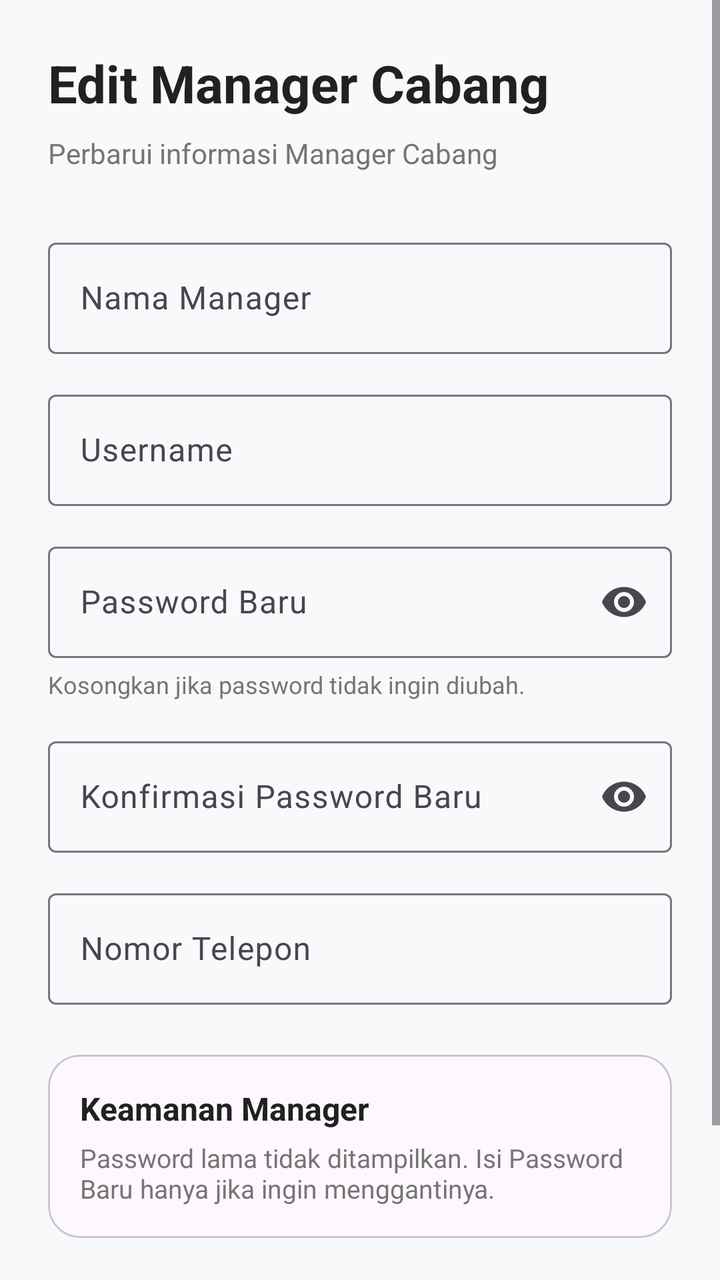
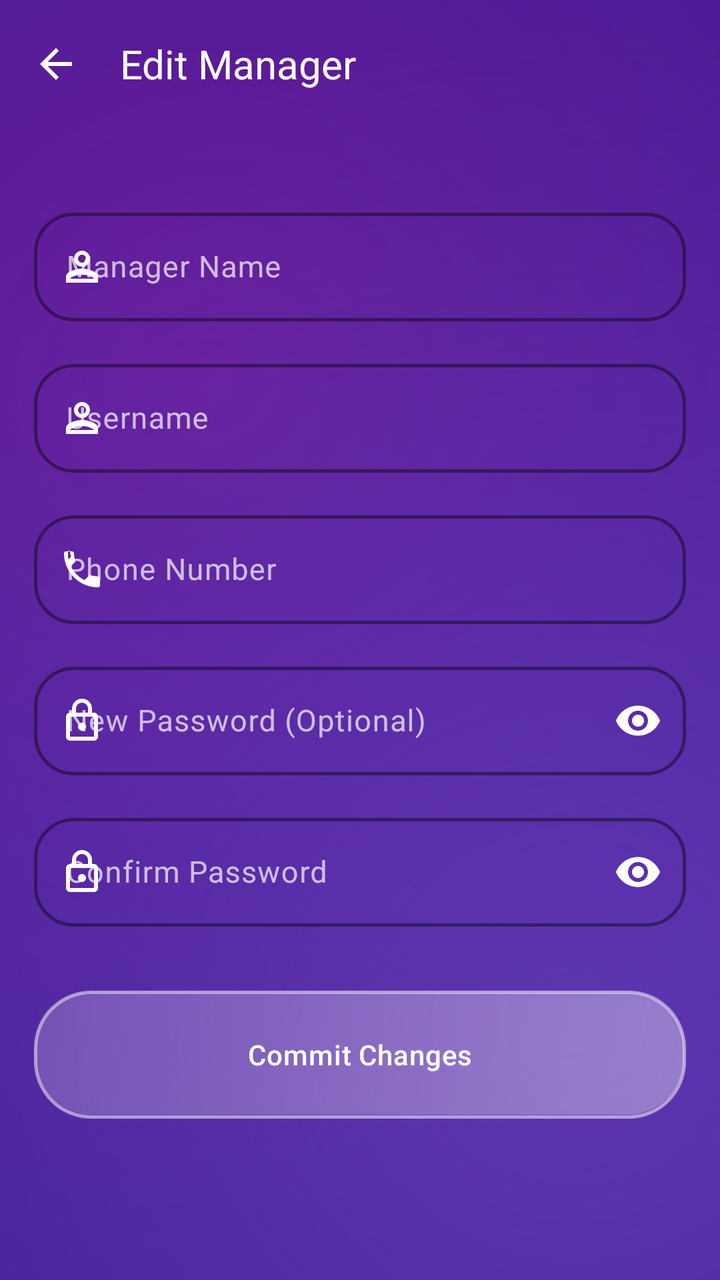

Compare the two renders of this Android layout. The source of the first and the diff that turns it into the second are given below.
<!-- AndroidManifest.xml: application theme Theme.KasirAPP -->
<!-- res/layout/activity_edit_manager.xml -->
<?xml version="1.0" encoding="utf-8"?>
<ScrollView
    xmlns:android="http://schemas.android.com/apk/res/android"
    xmlns:app="http://schemas.android.com/apk/res-auto"
    android:layout_width="match_parent"
    android:layout_height="match_parent"
    android:background="@color/background">

    <LinearLayout
        android:layout_width="match_parent"
        android:layout_height="wrap_content"
        android:orientation="vertical"
        android:padding="24dp">

        <TextView
            android:layout_width="wrap_content"
            android:layout_height="wrap_content"
            android:text="Edit Manager Cabang"
            android:textColor="@color/black"
            android:textSize="26sp"
            android:textStyle="bold"/>

        <TextView
            android:layout_width="wrap_content"
            android:layout_height="wrap_content"
            android:layout_marginTop="8dp"
            android:text="Perbarui informasi Manager Cabang"
            android:textColor="@color/gray"
            android:textSize="14sp"/>


        

        <com.google.android.material.textfield.TextInputLayout
            android:layout_width="match_parent"
            android:layout_height="wrap_content"
            android:layout_marginTop="30dp"
            android:hint="Nama Manager">

            <com.google.android.material.textfield.TextInputEditText
                android:id="@+id/edtNamaManager"
                android:layout_width="match_parent"
                android:layout_height="wrap_content"
                android:inputType="textPersonName"/>

        </com.google.android.material.textfield.TextInputLayout>


        

        <com.google.android.material.textfield.TextInputLayout
            android:layout_width="match_parent"
            android:layout_height="wrap_content"
            android:layout_marginTop="15dp"
            android:hint="Username">

            <com.google.android.material.textfield.TextInputEditText
                android:id="@+id/edtUsername"
                android:layout_width="match_parent"
                android:layout_height="wrap_content"
                android:inputType="text"/>

        </com.google.android.material.textfield.TextInputLayout>


        

        <com.google.android.material.textfield.TextInputLayout
            android:layout_width="match_parent"
            android:layout_height="wrap_content"
            android:layout_marginTop="15dp"
            android:hint="Password Baru"
            app:endIconMode="password_toggle">

            <com.google.android.material.textfield.TextInputEditText
                android:id="@+id/edtPassword"
                android:layout_width="match_parent"
                android:layout_height="wrap_content"
                android:inputType="textPassword"/>

        </com.google.android.material.textfield.TextInputLayout>


        <TextView
            android:layout_width="match_parent"
            android:layout_height="wrap_content"
            android:layout_marginTop="5dp"
            android:text="Kosongkan jika password tidak ingin diubah."
            android:textColor="@color/gray"
            android:textSize="12sp"/>


        

        <com.google.android.material.textfield.TextInputLayout
            android:layout_width="match_parent"
            android:layout_height="wrap_content"
            android:layout_marginTop="15dp"
            android:hint="Konfirmasi Password Baru"
            app:endIconMode="password_toggle">

            <com.google.android.material.textfield.TextInputEditText
                android:id="@+id/edtKonfirmasiPassword"
                android:layout_width="match_parent"
                android:layout_height="wrap_content"
                android:inputType="textPassword"/>

        </com.google.android.material.textfield.TextInputLayout>


        

        <com.google.android.material.textfield.TextInputLayout
            android:layout_width="match_parent"
            android:layout_height="wrap_content"
            android:layout_marginTop="15dp"
            android:hint="Nomor Telepon">

            <com.google.android.material.textfield.TextInputEditText
                android:id="@+id/edtTelepon"
                android:layout_width="match_parent"
                android:layout_height="wrap_content"
                android:inputType="phone"/>

        </com.google.android.material.textfield.TextInputLayout>


        

        <com.google.android.material.card.MaterialCardView
            android:layout_width="match_parent"
            android:layout_height="wrap_content"
            android:layout_marginTop="25dp"
            app:cardCornerRadius="16dp">

            <LinearLayout
                android:layout_width="match_parent"
                android:layout_height="wrap_content"
                android:orientation="vertical"
                android:padding="16dp">

                <TextView
                    android:layout_width="wrap_content"
                    android:layout_height="wrap_content"
                    android:text="Keamanan Manager"
                    android:textColor="@color/black"
                    android:textSize="16sp"
                    android:textStyle="bold"/>

                <TextView
                    android:layout_width="match_parent"
                    android:layout_height="wrap_content"
                    android:layout_marginTop="5dp"
                    android:text="Password lama tidak ditampilkan. Isi Password Baru hanya jika ingin menggantinya."
                    android:textColor="@color/gray"
                    android:textSize="13sp"/>

            </LinearLayout>

        </com.google.android.material.card.MaterialCardView>


        

        <com.google.android.material.button.MaterialButton
            android:id="@+id/btnSimpan"
            android:layout_width="match_parent"
            android:layout_height="55dp"
            android:layout_marginTop="30dp"
            android:text="SIMPAN PERUBAHAN"
            android:textStyle="bold"
            android:backgroundTint="@color/primary"
            app:cornerRadius="16dp"/>

    </LinearLayout>

</ScrollView>
<!-- resources referenced by this layout -->
<resources>
  <color name="background">#F8F9FA</color>
  <color name="black">#212121</color>
  <color name="gray">#757575</color>
  <color name="primary">#FFC107</color>
  <style name="Base.Theme.KasirAPP" parent="Theme.Material3.DayNight.NoActionBar">
          
           <item name="colorPrimary">@color/primary</item>
      </style>
  <!-- unchanged entries left out for length: 1 -->
</resources>

<!-- the commit's change to res/layout/activity_edit_manager.xml (unified diff, before → after) -->
@@ -1,177 +1,168 @@
 <?xml version="1.0" encoding="utf-8"?>
-<ScrollView
+<androidx.coordinatorlayout.widget.CoordinatorLayout
     xmlns:android="http://schemas.android.com/apk/res/android"
     xmlns:app="http://schemas.android.com/apk/res-auto"
     android:layout_width="match_parent"
     android:layout_height="match_parent"
-    android:background="@color/background">
+    android:background="@drawable/bg_liquid_purple_gradient">
 
-    <LinearLayout
+    <com.google.android.material.appbar.AppBarLayout
         android:layout_width="match_parent"
         android:layout_height="wrap_content"
-        android:orientation="vertical"
-        android:padding="24dp">
+        android:background="@android:color/transparent"
+        android:fitsSystemWindows="true"
+        app:elevation="0dp">
 
-        <TextView
-            android:layout_width="wrap_content"
-            android:layout_height="wrap_content"
-            android:text="Edit Manager Cabang"
-            android:textColor="@color/black"
-            android:textSize="26sp"
-            android:textStyle="bold"/>
+        <com.google.android.material.appbar.MaterialToolbar
+            android:id="@+id/toolbar"
+            android:layout_width="match_parent"
+            android:layout_height="?attr/actionBarSize"
+            app:navigationIcon="@drawable/ic_arrow_back"
+            app:navigationIconTint="@color/white"
+            app:title="Edit Manager"
+            app:titleTextColor="@color/white"
+            android:background="@android:color/transparent" />
 
-        <TextView
-            android:layout_width="wrap_content"
-            android:layout_height="wrap_content"
-            android:layout_marginTop="8dp"
-            android:text="Perbarui informasi Manager Cabang"
-            android:textColor="@color/gray"
-            android:textSize="14sp"/>
+    </com.google.android.material.appbar.AppBarLayout>
 
+    <androidx.core.widget.NestedScrollView
+        android:layout_width="match_parent"
+        android:layout_height="match_parent"
+        android:clipToPadding="false"
+        android:paddingBottom="48dp"
+        app:layout_behavior="@string/appbar_scrolling_view_behavior">
 
-        
-
-        <com.google.android.material.textfield.TextInputLayout
+        <LinearLayout
             android:layout_width="match_parent"
             android:layout_height="wrap_content"
-            android:layout_marginTop="30dp"
-            android:hint="Nama Manager">
+            android:orientation="vertical"
+            android:paddingHorizontal="12dp"
+            android:paddingTop="32dp">
 
-            <com.google.android.material.textfield.TextInputEditText
-                android:id="@+id/edtNamaManager"
+            <com.google.android.material.card.MaterialCardView
+                style="@style/Widget.App.Card"
+                android:id="@+id/cardForm"
                 android:layout_width="match_parent"
                 android:layout_height="wrap_content"
-                android:inputType="textPersonName"/>
+                app:cardCornerRadius="32dp"
+                app:cardElevation="0dp">
 
-        </com.google.android.material.textfield.TextInputLayout>
-
-
-        
-
-        <com.google.android.material.textfield.TextInputLayout
-            android:layout_width="match_parent"
-            android:layout_height="wrap_content"
-            android:layout_marginTop="15dp"
-            android:hint="Username">
-
-            <com.google.android.material.textfield.TextInputEditText
-                android:id="@+id/edtUsername"
-                android:layout_width="match_parent"
-                android:layout_height="wrap_content"
-                android:inputType="text"/>
-
-        </com.google.android.material.textfield.TextInputLayout>
-
-
-        
-
-        <com.google.android.material.textfield.TextInputLayout
-            android:layout_width="match_parent"
-            android:layout_height="wrap_content"
-            android:layout_marginTop="15dp"
-            android:hint="Password Baru"
-            app:endIconMode="password_toggle">
-
-            <com.google.android.material.textfield.TextInputEditText
-                android:id="@+id/edtPassword"
-                android:layout_width="match_parent"
-                android:layout_height="wrap_content"
-                android:inputType="textPassword"/>
-
-        </com.google.android.material.textfield.TextInputLayout>
-
-
-        <TextView
-            android:layout_width="match_parent"
-            android:layout_height="wrap_content"
-            android:layout_marginTop="5dp"
-            android:text="Kosongkan jika password tidak ingin diubah."
-            android:textColor="@color/gray"
-            android:textSize="12sp"/>
-
-
-        
-
-        <com.google.android.material.textfield.TextInputLayout
-            android:layout_width="match_parent"
-            android:layout_height="wrap_content"
-            android:layout_marginTop="15dp"
-            android:hint="Konfirmasi Password Baru"
-            app:endIconMode="password_toggle">
-
-            <com.google.android.material.textfield.TextInputEditText
-                android:id="@+id/edtKonfirmasiPassword"
-                android:layout_width="match_parent"
-                android:layout_height="wrap_content"
-                android:inputType="textPassword"/>
-
-        </com.google.android.material.textfield.TextInputLayout>
-
-
-        
-
-        <com.google.android.material.textfield.TextInputLayout
-            android:layout_width="match_parent"
-            android:layout_height="wrap_content"
-            android:layout_marginTop="15dp"
-            android:hint="Nomor Telepon">
-
-            <com.google.android.material.textfield.TextInputEditText
-                android:id="@+id/edtTelepon"
-                android:layout_width="match_parent"
-                android:layout_height="wrap_content"
-                android:inputType="phone"/>
-
-        </com.google.android.material.textfield.TextInputLayout>
-
-
-        
-
-        <com.google.android.material.card.MaterialCardView
-            android:layout_width="match_parent"
-            android:layout_height="wrap_content"
-            android:layout_marginTop="25dp"
-            app:cardCornerRadius="16dp">
-
-            <LinearLayout
-                android:layout_width="match_parent"
-                android:layout_height="wrap_content"
-                android:orientation="vertical"
-                android:padding="16dp">
-
-                <TextView
-                    android:layout_width="wrap_content"
-                    android:layout_height="wrap_content"
-                    android:text="Keamanan Manager"
-                    android:textColor="@color/black"
-                    android:textSize="16sp"
-                    android:textStyle="bold"/>
-
-                <TextView
+                <LinearLayout
                     android:layout_width="match_parent"
                     android:layout_height="wrap_content"
-                    android:layout_marginTop="5dp"
-                    android:text="Password lama tidak ditampilkan. Isi Password Baru hanya jika ingin menggantinya."
-                    android:textColor="@color/gray"
-                    android:textSize="13sp"/>
+                    android:orientation="vertical"
+                    android:padding="5dp">
 
-            </LinearLayout>
+                    <com.google.android.material.textfield.TextInputLayout
+                        style="@style/Widget.App.TextInputLayout"
+                        android:layout_width="match_parent"
+                        android:layout_height="wrap_content"
+                        app:startIconDrawable="@drawable/ic_person"
+                        app:startIconTint="@color/white"
+                        app:hintTextColor="@color/white"
+                        app:boxStrokeColor="@color/white"
+                        android:hint="Manager Name">
+                        <com.google.android.material.textfield.TextInputEditText
+                            android:id="@+id/edtNamaManager"
+                            android:layout_width="match_parent"
+                            android:layout_height="wrap_content"
+                            android:textColor="@color/white"
+                            android:inputType="textPersonName"/>
+                    </com.google.android.material.textfield.TextInputLayout>
 
-        </com.google.android.material.card.MaterialCardView>
+                    <com.google.android.material.textfield.TextInputLayout
+                        style="@style/Widget.App.TextInputLayout"
+                        android:layout_width="match_parent"
+                        android:layout_height="wrap_content"
+                        android:layout_marginTop="16dp"
+                        app:startIconDrawable="@drawable/ic_person"
+                        app:startIconTint="@color/white"
+                        app:hintTextColor="@color/white"
+                        app:boxStrokeColor="@color/white"
+                        android:hint="Username">
+                        <com.google.android.material.textfield.TextInputEditText
+                            android:id="@+id/edtUsername"
+                            android:layout_width="match_parent"
+                            android:layout_height="wrap_content"
+                            android:textColor="@color/white"/>
+                    </com.google.android.material.textfield.TextInputLayout>
 
+                    <com.google.android.material.textfield.TextInputLayout
+                        style="@style/Widget.App.TextInputLayout"
+                        android:layout_width="match_parent"
+                        android:layout_height="wrap_content"
+                        android:layout_marginTop="16dp"
+                        app:startIconDrawable="@drawable/ic_phone"
+                        app:startIconTint="@color/white"
+                        app:hintTextColor="@color/white"
+                        app:boxStrokeColor="@color/white"
+                        android:hint="Phone Number">
+                        <com.google.android.material.textfield.TextInputEditText
+                            android:id="@+id/edtTelepon"
+                            android:layout_width="match_parent"
+                            android:layout_height="wrap_content"
+                            android:textColor="@color/white"
+                            android:inputType="phone"/>
+                    </com.google.android.material.textfield.TextInputLayout>
 
-        
+                    <com.google.android.material.textfield.TextInputLayout
+                        style="@style/Widget.App.TextInputLayout"
+                        android:layout_width="match_parent"
+                        android:layout_height="wrap_content"
+                        android:layout_marginTop="16dp"
+                        app:startIconDrawable="@drawable/ic_lock"
+                        app:startIconTint="@color/white"
+                        app:hintTextColor="@color/white"
+                        app:boxStrokeColor="@color/white"
+                        app:endIconMode="password_toggle"
+                        app:endIconTint="@color/white"
+                        android:hint="New Password (Optional)">
+                        <com.google.android.material.textfield.TextInputEditText
+                            android:id="@+id/edtPassword"
+                            android:layout_width="match_parent"
+                            android:layout_height="wrap_content"
+                            android:textColor="@color/white"
+                            android:inputType="textPassword"/>
+                    </com.google.android.material.textfield.TextInputLayout>
 
-        <com.google.android.material.button.MaterialButton
-            android:id="@+id/btnSimpan"
-            android:layout_width="match_parent"
-            android:layout_height="55dp"
-            android:layout_marginTop="30dp"
-            android:text="SIMPAN PERUBAHAN"
-            android:textStyle="bold"
-            android:backgroundTint="@color/primary"
-            app:cornerRadius="16dp"/>
+                    <com.google.android.material.textfield.TextInputLayout
+                        style="@style/Widget.App.TextInputLayout"
+                        android:layout_width="match_parent"
+                        android:layout_height="wrap_content"
+                        android:layout_marginTop="16dp"
+                        app:startIconDrawable="@drawable/ic_lock"
+                        app:startIconTint="@color/white"
+                        app:hintTextColor="@color/white"
+                        app:boxStrokeColor="@color/white"
+                        app:endIconMode="password_toggle"
+                        app:endIconTint="@color/white"
+                        android:hint="Confirm Password">
+                        <com.google.android.material.textfield.TextInputEditText
+                            android:id="@+id/edtKonfirmasiPassword"
+                            android:layout_width="match_parent"
+                            android:layout_height="wrap_content"
+                            android:textColor="@color/white"
+                            android:inputType="textPassword"/>
+                    </com.google.android.material.textfield.TextInputLayout>
 
-    </LinearLayout>
+                    <com.google.android.material.button.MaterialButton
+                        android:id="@+id/btnSimpan"
+                        style="@style/Widget.App.Button"
+                        android:layout_width="match_parent"
+                        android:layout_height="64dp"
+                        android:layout_marginTop="32dp"
+                        android:text="Commit Changes"
+                        android:textAllCaps="false"
+                        android:textAppearance="@style/TextAppearance.Future.LabelLarge"
+                        android:textColor="@color/white"
+                        app:cornerRadius="20dp"/>
 
-</ScrollView>
+                </LinearLayout>
+
+            </com.google.android.material.card.MaterialCardView>
+
+        </LinearLayout>
+
+    </androidx.core.widget.NestedScrollView>
+
+</androidx.coordinatorlayout.widget.CoordinatorLayout>
<!-- resource entries referenced after the edit -->
@@ -1,12 +1,215 @@
 <!-- resources referenced by this layout -->
 <resources>
-  <color name="background">#F8F9FA</color>
-  <color name="black">#212121</color>
-  <color name="gray">#757575</color>
-  <color name="primary">#FFC107</color>
-  <style name="Base.Theme.KasirAPP" parent="Theme.Material3.DayNight.NoActionBar">
-          
-           <item name="colorPrimary">@color/primary</item>
+  <color name="white">#FFFFFF</color>
+  <!-- drawable bg_liquid_purple_gradient (drawable) -->
+  <?xml version="1.0" encoding="utf-8"?>
+  <layer-list xmlns:android="http://schemas.android.com/apk/res/android">
+      
+      <item>
+          <shape android:shape="rectangle">
+              <solid android:color="#311B92" />
+          </shape>
+      </item>
+  
+      
+      <item>
+          <shape android:shape="rectangle">
+              <gradient
+                  android:angle="135"
+                  android:centerX="30%"
+                  android:centerY="30%"
+                  android:endColor="@android:color/transparent"
+                  android:gradientRadius="600dp"
+                  android:startColor="#6A1B9A"
+                  android:type="radial" />
+          </shape>
+      </item>
+  
+      
+      <item>
+          <shape android:shape="rectangle">
+              <gradient
+                  android:angle="315"
+                  android:centerX="80%"
+                  android:centerY="80%"
+                  android:endColor="@android:color/transparent"
+                  android:gradientRadius="500dp"
+                  android:startColor="#5E35B1"
+                  android:type="radial" />
+          </shape>
+      </item>
+  </layer-list>
+  <!-- drawable ic_arrow_back (drawable) -->
+  <vector xmlns:android="http://schemas.android.com/apk/res/android"
+      android:width="24dp"
+      android:height="24dp"
+      android:viewportWidth="24"
+      android:viewportHeight="24">
+      <path
+          android:fillColor="@color/on_surface"
+          android:pathData="M20,11H7.83l5.59,-5.59L12,4l-8,8 8,8 1.41,-1.41L7.83,13H20V11z"/>
+  </vector>
+  <!-- drawable ic_lock (drawable) -->
+  <vector xmlns:android="http://schemas.android.com/apk/res/android"
+      android:width="24dp"
+      android:height="24dp"
+      android:viewportWidth="24"
+      android:viewportHeight="24">
+      <path
+          android:fillColor="@color/on_surface"
+          android:pathData="M18,8h-1L17,6c0,-2.76 -2.24,-5 -5,-5S7,3.24 7,6v2L6,8c-1.1,0 -2,0.9 -2,2v10c0,1.1 0.9,2 2,2h12c1.1,0 2,-0.9 2,-2L20,10c0,-1.1 -0.9,-2 -2,-2zM9,6c0,-1.66 1.34,-3 3,-3s3,1.34 3,3v2L9,8L9,6zM18,20L6,20L6,10h12v10zM12,17c1.1,0 2,-0.9 2,-2s-0.9,-2 -2,-2 -2,0.9 -2,2 0.9,2 2,2z"/>
+  </vector>
+  <!-- drawable ic_person (drawable) -->
+  <vector xmlns:android="http://schemas.android.com/apk/res/android"
+      android:width="24dp"
+      android:height="24dp"
+      android:viewportWidth="24"
+      android:viewportHeight="24">
+      <path
+          android:fillColor="@color/on_surface"
+          android:pathData="M12,12c2.21,0 4,-1.79 4,-4s-1.79,-4 -4,-4 -4,1.79 -4,4 1.79,4 4,4zM12,6c1.1,0 2,0.9 2,2s-0.9,2 -2,2 -2,-0.9 -2,-2 0.9,-2 2,-2zM12,13c-2.67,0 -8,1.34 -8,4v3h16v-3c0,-2.66 -5.33,-4 -8,-4zM6,18c0.22,-0.72 3.31,-2 6,-2 2.7,0 5.8,1.29 6,2L6,18z"/>
+  </vector>
+  <!-- drawable ic_phone (drawable) -->
+  <vector xmlns:android="http://schemas.android.com/apk/res/android"
+      android:width="24dp"
+      android:height="24dp"
+      android:viewportWidth="24"
+      android:viewportHeight="24">
+      <path
+          android:fillColor="@color/on_surface"
+          android:pathData="M6.62,10.79c1.44,2.83 3.76,5.14 6.59,6.59l2.2,-2.2c0.27,-0.27 0.67,-0.36 1.02,-0.24 1.12,0.37 2.33,0.57 3.57,0.57 0.55,0 1,0.45 1,1L21,20c0,0.55 -0.45,1 -1,1 -9.39,0 -17,-7.61 -17,-17 0,-0.55 0.45,-1 1,-1L7,3c0.55,0 1,0.45 1,1 0,1.24 0.2,2.45 0.57,3.57 0.11,0.35 0.03,0.75 -0.25,1.02l-2.2,2.2zM19,19c-1.02,0 -2.01,-0.17 -2.93,-0.49l1.45,-1.45c0.57,0.1 1.16,0.15 1.76,0.15L19,19zM5,5.27c0,0.6 0.05,1.19 0.15,1.76l1.45,-1.45C6.17,4.66 6,3.67 6,2.65L5,2.65L5,5.27z"/>
+  </vector>
+  <style name="TextAppearance.Future.LabelLarge" parent="TextAppearance.Premium.LabelLarge" />
+  <style name="Widget.App.Button" parent="Widget.Material3.Button.TonalButton">
+          <item name="cornerRadius">20dp</item>
+          <item name="android:background">@drawable/bg_liquid_glass</item>
+          <item name="android:insetTop">0dp</item>
+          <item name="android:insetBottom">0dp</item>
+          <item name="android:textColor">@color/white</item>
+      </style>
+  <style name="Widget.App.Card" parent="Widget.Material3.CardView.Filled">
+          <item name="cardCornerRadius">28dp</item>
+          <item name="cardElevation">0dp</item>
+          <item name="strokeWidth">0dp</item>
+          <item name="android:background">@drawable/bg_liquid_glass</item>
+          <item name="cardBackgroundColor">@android:color/transparent</item>
+      </style>
+  <style name="Widget.App.TextInputLayout" parent="Widget.Material3.TextInputLayout.OutlinedBox">
+          <item name="boxCornerRadiusTopStart">20dp</item>
+          <item name="boxCornerRadiusTopEnd">20dp</item>
+          <item name="boxCornerRadiusBottomStart">20dp</item>
+          <item name="boxCornerRadiusBottomEnd">20dp</item>
+          <item name="boxStrokeColor">#80FFFFFF</item>
+          <item name="boxStrokeWidth">1.5dp</item>
+          <item name="boxStrokeWidthFocused">2.5dp</item>
+          <item name="android:textColorHint">#B3FFFFFF</item>
+      </style>
+  <color name="on_surface">#202124</color>
+  <style name="TextAppearance.Premium.LabelLarge" parent="TextAppearance.Material3.LabelLarge">
+          <item name="android:textSize">14sp</item>
+          <item name="android:fontFamily">sans-serif-medium</item>
+          <item name="android:letterSpacing">0.02</item>
+          <item name="android:textColor">#B39DDB</item>
+      </style>
+  <!-- drawable bg_liquid_glass (drawable) -->
+  <?xml version="1.0" encoding="utf-8"?>
+  <layer-list xmlns:android="http://schemas.android.com/apk/res/android">
+      
+      <item>
+          <shape android:shape="rectangle">
+              <solid android:color="#1A000000" />
+              <corners android:radius="28dp" />
+          </shape>
+      </item>
+  
+      
+      <item android:bottom="2dp" android:left="1dp" android:right="1dp" android:top="1dp">
+          <shape android:shape="rectangle">
+              <gradient
+                  android:angle="135"
+                  android:endColor="#1AFFFFFF"
+                  android:startColor="#4DFFFFFF"
+                  android:type="linear" />
+              <corners android:radius="28dp" />
+          </shape>
+      </item>
+  
+      
+      <item>
+          <shape android:shape="rectangle">
+              <solid android:color="@android:color/transparent" />
+              <corners android:radius="28dp" />
+              <stroke
+                  android:width="1.5dp"
+                  android:color="#80FFFFFF" />
+          </shape>
+      </item>
+  </layer-list>
+  <color name="background">#F5F6FA</color>
+  <color name="surface">#FFFFFF</color>
+  <color name="surface_variant">#EDEDF5</color>
+  <color name="on_surface_variant">#625B71</color>
+  <color name="outline">#7B6F96</color>
+  <style name="TextAppearance.Premium.HeadlineLarge" parent="TextAppearance.Material3.HeadlineLarge">
+          <item name="android:textSize">28sp</item>
+          <item name="android:fontFamily">sans-serif-medium</item>
+          <item name="android:letterSpacing">-0.02</item>
+          <item name="android:textColor">@color/white</item>
+      </style>
+  <style name="TextAppearance.Premium.TitleLarge" parent="TextAppearance.Material3.TitleLarge">
+          <item name="android:textSize">20sp</item>
+          <item name="android:fontFamily">sans-serif-medium</item>
+          <item name="android:textColor">@color/white</item>
+      </style>
+  <style name="TextAppearance.Premium.BodyLarge" parent="TextAppearance.Material3.BodyLarge">
+          <item name="android:textSize">15sp</item>
+          <item name="android:fontFamily">sans-serif</item>
+          <item name="android:lineSpacingExtra">3dp</item>
+          <item name="android:textColor">#E1BEE7</item>
+      </style>
+  <color name="primary">#5E35B1</color>
+  <color name="on_primary">#FFFFFF</color>
+  <color name="primary_container">#F3E5F5</color>
+  <color name="on_primary_container">#4A148C</color>
+  <color name="secondary">#7B1FA2</color>
+  <color name="on_secondary">#FFFFFF</color>
+  <color name="secondary_container">#F8F9FA</color>
+  <color name="on_secondary_container">#202124</color>
+  <style name="Base.Theme.KasirAPP" parent="Theme.Material3.Light.NoActionBar">
+          
+          <item name="colorPrimary">@color/primary</item>
+          <item name="colorOnPrimary">@color/on_primary</item>
+          <item name="colorPrimaryContainer">@color/primary_container</item>
+          <item name="colorOnPrimaryContainer">@color/on_primary_container</item>
+  
+          <item name="colorSecondary">@color/secondary</item>
+          <item name="colorOnSecondary">@color/on_secondary</item>
+          <item name="colorSecondaryContainer">@color/secondary_container</item>
+          <item name="colorOnSecondaryContainer">@color/on_secondary_container</item>
+  
+          <item name="android:windowBackground">@color/background</item>
+          <item name="colorSurface">@color/surface</item>
+          <item name="colorOnSurface">@color/on_surface</item>
+          <item name="colorSurfaceVariant">@color/surface_variant</item>
+          <item name="colorOnSurfaceVariant">@color/on_surface_variant</item>
+          <item name="colorOutline">@color/outline</item>
+  
+          
+          <item name="android:statusBarColor">@android:color/transparent</item>
+          <item name="android:windowLightStatusBar">false</item>
+          <item name="android:navigationBarColor">@android:color/transparent</item>
+          <item name="android:windowLightNavigationBar" tools:targetApi="27">false</item>
+  
+          
+          <item name="materialCardViewStyle">@style/Widget.App.Card</item>
+          <item name="materialButtonStyle">@style/Widget.App.Button</item>
+          <item name="textInputStyle">@style/Widget.App.TextInputLayout</item>
+  
+          
+          <item name="textAppearanceHeadlineLarge">@style/TextAppearance.Premium.HeadlineLarge</item>
+          <item name="textAppearanceTitleLarge">@style/TextAppearance.Premium.TitleLarge</item>
+          <item name="textAppearanceBodyLarge">@style/TextAppearance.Premium.BodyLarge</item>
+          <item name="textAppearanceLabelLarge">@style/TextAppearance.Premium.LabelLarge</item>
       </style>
   <!-- unchanged entries left out for length: 1 -->
 </resources>
